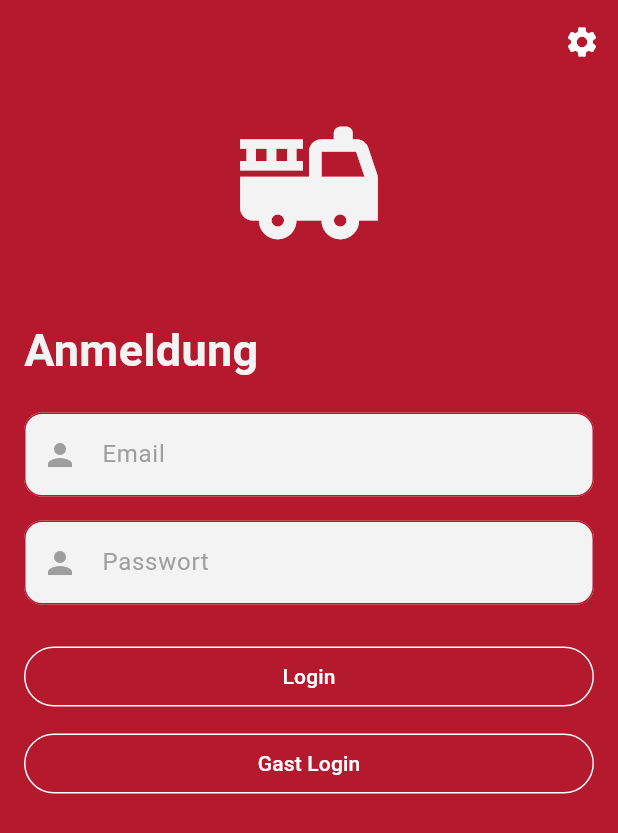
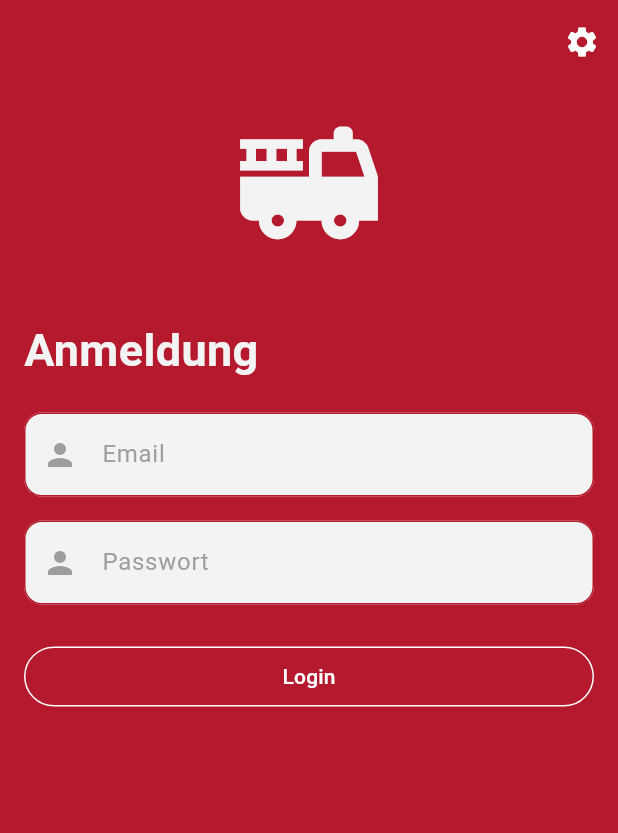
Before and after one commit to MBulti/FireReport-App, a Flutter app: the screen it shows after launch, on a phone screen of 412 x 824 dp. Shown: the top 833 px of the screen. Run offline on Flutter 3.47's test engine with Material 3 defaults, Android fonts, the phone set to English and light mode, and no system bars; our stand-ins replace flutter_riverpod, image_picker, package_info_plus, shared_preferences, supabase_flutter; accounts and stored records are empty.

Commit message:
guest login disabled

```diff
--- a/lib/notifier/auth_notifier.dart
+++ b/lib/notifier/auth_notifier.dart
@@ -42,8 +42,9 @@ class AuthNotifier extends StateNotifier<AuthState> {
       await Future.delayed(const Duration(seconds: 1));
       await APIClient.login(userName, password);
       state = AuthState.authenticated;
-    } on AuthException {
+    } on AuthException catch (e) {
       state = AuthState.error;
+      await APIClient.addLog(e.toString());
     }
   }
 
--- a/lib/pages/login_page.dart
+++ b/lib/pages/login_page.dart
@@ -88,11 +88,11 @@ class LoginPage extends ConsumerWidget {
                     ref.read(passwordController).text),
                 text: "Login",
               ),
-              const SizedBox(height: 10.0),
-              Button(
-                onPressed: ref.read(authProvider.notifier).guestLogin,
-                text: "Gast Login",
-              ),
+              // const SizedBox(height: 10.0),
+              // Button(
+              //   onPressed: ref.read(authProvider.notifier).guestLogin,
+              //   text: "Gast Login",
+              // ),
               const SizedBox(height: 24.0),
               Center(
                 child: SizedBox(
```
